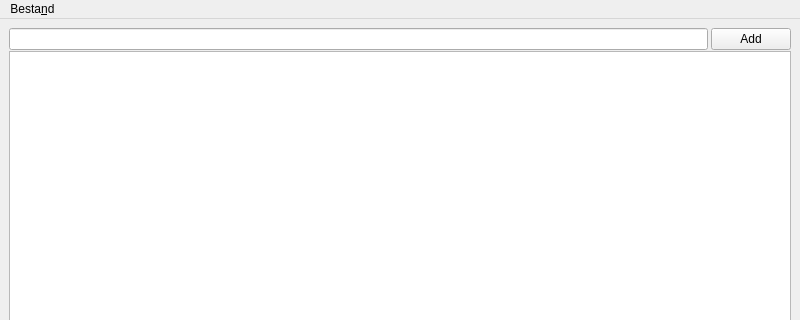
Qt form centerwindow.ui (teunissenstefan/qt-test) before a commit; both pictures show x 0 to 800 and y 0 to 320 of the 800 by 600 pixel window.
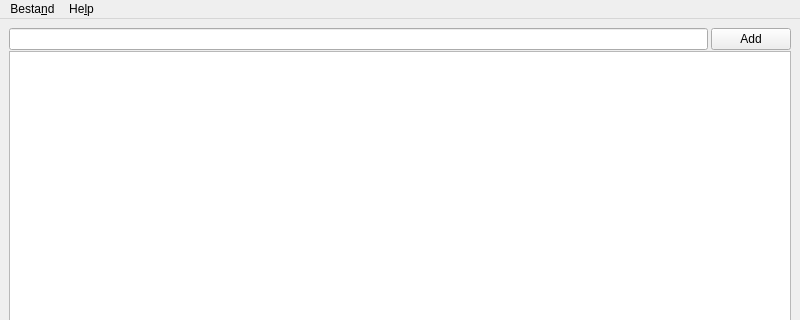
The same form after that commit.

Commit message: About window

The edit to the form file:
```diff
--- a/centerwindow.ui
+++ b/centerwindow.ui
@@ -77,7 +77,14 @@
     <addaction name="separator"/>
     <addaction name="actionAfsluiten"/>
    </widget>
+   <widget class="QMenu" name="menuAbout">
+    <property name="title">
+     <string>He&amp;lp</string>
+    </property>
+    <addaction name="actionAbout"/>
+   </widget>
    <addaction name="menuBestand"/>
+   <addaction name="menuAbout"/>
   </widget>
   <widget class="QStatusBar" name="statusbar"/>
   <action name="actionAfsluiten">
```
Left out of the diff: 8 changed lines with no effect on the pictures. The commit also changes 6 other files.
